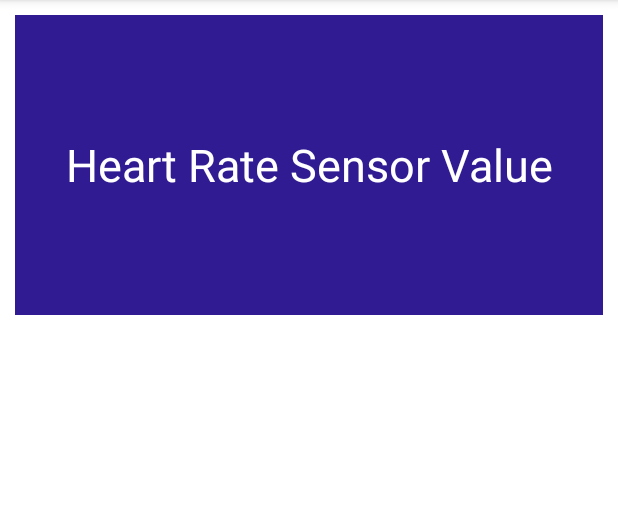
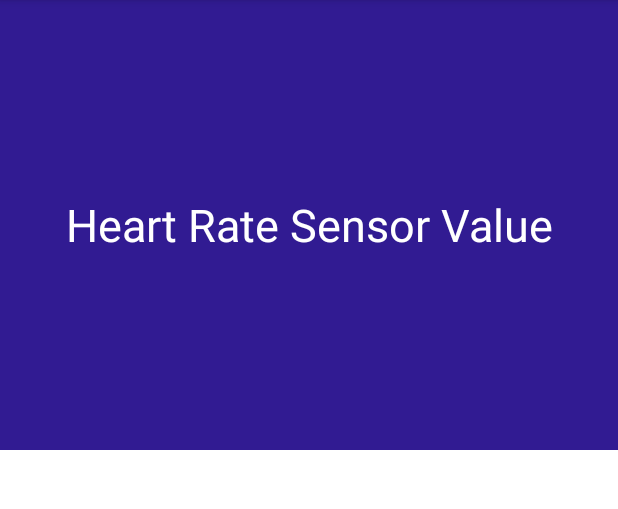
Before and after one commit to alexspin99/SmartSleep, an Android app: the HeartRateActivity screen opened directly, with no data from a screen before it, on a phone screen of 412 x 824 dp, the part 84-593 px from its top. Run offline under Robolectric (Android 15) with nearby library versions, the phone set to English and light mode, and no system bars.

Commit message:
Improves consistency of design throughout activities

```diff
--- a/app/src/main/AndroidManifest.xml
+++ b/app/src/main/AndroidManifest.xml
@@ -2,6 +2,8 @@
 <manifest xmlns:android="http://schemas.android.com/apk/res/android"
     package="com.example.smartsleep">
 
+    <uses-permission android:name="android.permission.BLUETOOTH" />
+    <uses-permission android:name="android.permission.BLUETOOTH_ADMIN" />
     <application
         android:allowBackup="true"
         android:icon="@mipmap/ic_launcher"
@@ -29,6 +31,7 @@
     </application>
 
 
+    <uses-sdk android:minSdkVersion="21" />
     <uses-feature android:name="android.software.companion_device_setup"/>
 
 
--- a/app/src/main/java/com/example/smartsleep/MainActivity.java
+++ b/app/src/main/java/com/example/smartsleep/MainActivity.java
@@ -1,7 +1,12 @@
 package com.example.smartsleep;
 
 import androidx.appcompat.app.AppCompatActivity;
+
+import android.bluetooth.BluetoothAdapter;
+import android.bluetooth.BluetoothManager;
+import android.bluetooth.le.BluetoothLeScanner;
 import android.content.Intent;
+import android.os.Handler;
 import android.view.View;
 import android.widget.TextView;
 
@@ -13,6 +18,7 @@ public class MainActivity extends AppCompatActivity {
     protected void onCreate(Bundle savedInstanceState) {
         super.onCreate(savedInstanceState);
         setContentView(R.layout.activity_main);
+
 
 
         // Find View for HeartRate
--- a/app/src/main/res/values/styles.xml
+++ b/app/src/main/res/values/styles.xml
@@ -27,9 +27,8 @@
 
     <style name="bigValueCard" parent="TextAppearance.AppCompat">
         <item name="android:textColor">?colorOnPrimary</item>
-        <item name="android:layout_height">200dp</item>
+        <item name="android:layout_height">300dp</item>
         <item name="android:padding">20dp</item>
-        <item name="android:layout_margin">10dp</item>
         <item name="android:textSize">30sp</item>
         <item name="android:layout_width">match_parent</item>
         <item name="android:background">?colorPrimary</item>
```
Also changed, not shown: app/src/main/res/values/strings.xml (+25 -0 lines).
